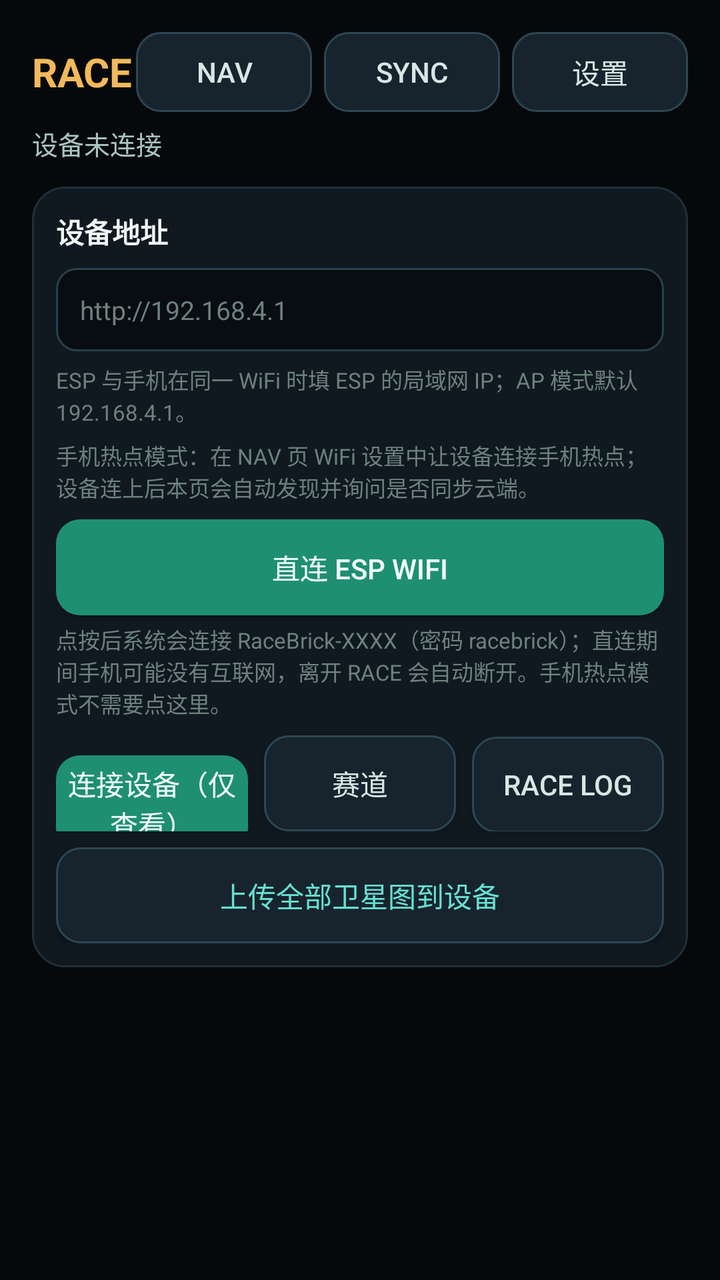
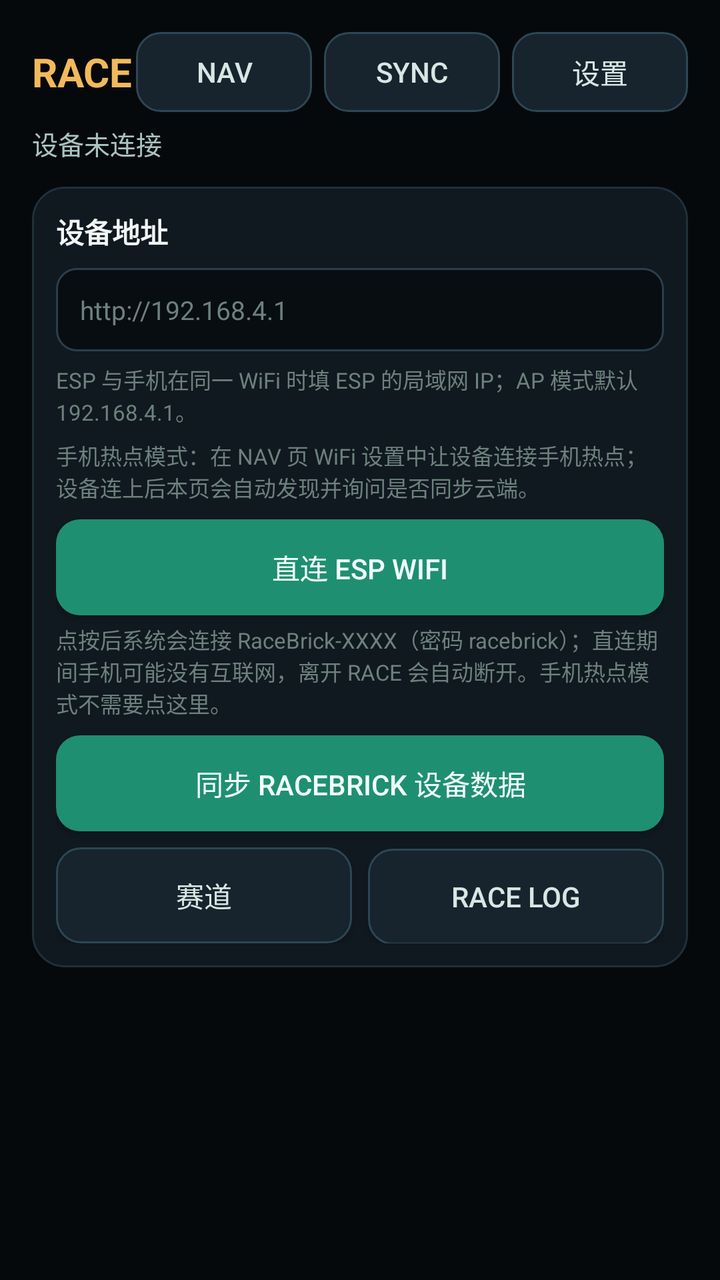

The first picture is an Android layout as it rendered before a commit; the second is the same layout after the commit. The layout source and the unified diff follow.
<!-- AndroidManifest.xml: application theme Theme.NavBridge -->
<!-- res/layout/activity_race.xml -->
<?xml version="1.0" encoding="utf-8"?>
<ScrollView xmlns:android="http://schemas.android.com/apk/res/android"
    android:fitsSystemWindows="true"
    android:layout_width="match_parent"
    android:layout_height="match_parent"
    android:fillViewport="true"
    android:background="#06090C">

    <LinearLayout
        android:layout_width="match_parent"
        android:layout_height="wrap_content"
        android:orientation="vertical"
        android:padding="16dp"
        android:paddingTop="36dp">

        <LinearLayout
            android:layout_width="match_parent"
            android:layout_height="wrap_content"
            android:gravity="center_vertical"
            android:orientation="horizontal">

            <TextView
                android:layout_width="0dp"
                android:layout_height="wrap_content"
                android:layout_weight="1"
                android:text="RACE"
                android:textColor="#F2B95C"
                android:textSize="20sp"
                android:textStyle="bold" />

            <Button
                android:id="@+id/btnRaceNav"
                android:layout_width="wrap_content"
                android:layout_height="wrap_content"
                android:background="@drawable/btn_secondary"
                android:backgroundTint="@null"
                android:minHeight="40dp"
                android:text="NAV"
                android:textColor="#D7E7E4" />

            <Button
                android:id="@+id/btnRaceCloud"
                android:layout_width="wrap_content"
                android:layout_height="wrap_content"
                android:layout_marginStart="6dp"
                android:background="@drawable/btn_secondary"
                android:backgroundTint="@null"
                android:minHeight="40dp"
                android:text="SYNC"
                android:textColor="#D7E7E4" />

            <Button
                android:id="@+id/btnRaceSettings"
                android:layout_width="wrap_content"
                android:layout_height="wrap_content"
                android:layout_marginStart="6dp"
                android:background="@drawable/btn_secondary"
                android:backgroundTint="@null"
                android:minHeight="40dp"
                android:text="设置"
                android:textColor="#D7E7E4" />
        </LinearLayout>

        <TextView
            android:id="@+id/tvRaceStatus"
            android:layout_width="match_parent"
            android:layout_height="wrap_content"
            android:layout_marginTop="6dp"
            android:text="设备未连接"
            android:textColor="#A9C4BE"
            android:textSize="13sp" />

        <ProgressBar
            android:id="@+id/pbRaceLoad"
            style="?android:attr/progressBarStyleHorizontal"
            android:layout_width="match_parent"
            android:layout_height="wrap_content"
            android:layout_marginTop="6dp"
            android:max="100"
            android:progress="0"
            android:progressTint="#F2B95C"
            android:visibility="gone" />

        <LinearLayout
            android:layout_width="match_parent"
            android:layout_height="wrap_content"
            android:layout_marginTop="12dp"
            android:background="@drawable/bg_card"
            android:orientation="vertical"
            android:padding="12dp">

            <TextView
                android:layout_width="match_parent"
                android:layout_height="wrap_content"
                android:text="设备地址"
                android:textColor="#F0F6F4"
                android:textSize="14sp"
                android:textStyle="bold" />

            <EditText
                android:id="@+id/etRaceUrl"
                android:layout_width="match_parent"
                android:layout_height="wrap_content"
                android:layout_marginTop="8dp"
                android:background="@drawable/bg_input"
                android:hint="http://192.168.4.1"
                android:inputType="textUri"
                android:padding="12dp"
                android:textColor="#F0F6F4"
                android:textColorHint="#6D817D"
                android:textSize="13sp" />

            <TextView
                android:layout_width="match_parent"
                android:layout_height="wrap_content"
                android:layout_marginTop="6dp"
                android:text="ESP 与手机在同一 WiFi 时填 ESP 的局域网 IP；AP 模式默认 192.168.4.1。"
                android:textColor="#6D817D"
                android:textSize="11sp" />

            <TextView
                android:layout_width="match_parent"
                android:layout_height="wrap_content"
                android:layout_marginTop="6dp"
                android:text="手机热点模式：在 NAV 页 WiFi 设置中让设备连接手机热点；设备连上后本页会自动发现并询问是否同步云端。"
                android:textColor="#6D817D"
                android:textSize="11sp" />

            <Button
                android:id="@+id/btnRaceDirect"
                android:layout_width="match_parent"
                android:layout_height="wrap_content"
                android:layout_marginTop="8dp"
                android:background="@drawable/btn_primary"
                android:backgroundTint="@null"
                android:text="直连 ESP WiFi"
                android:textColor="#F2FFFB" />

            <TextView
                android:layout_width="match_parent"
                android:layout_height="wrap_content"
                android:layout_marginTop="4dp"
                android:text="点按后系统会连接 RaceBrick-XXXX（密码 racebrick）；直连期间手机可能没有互联网，离开 RACE 会自动断开。手机热点模式不需要点这里。"
                android:textColor="#6D817D"
                android:textSize="11sp" />

            <LinearLayout
                android:layout_width="match_parent"
                android:layout_height="wrap_content"
                android:layout_marginTop="8dp"
                android:orientation="horizontal">

                <Button
                    android:id="@+id/btnRaceLoad"
                    android:layout_width="0dp"
                    android:layout_height="wrap_content"
                    android:layout_weight="1"
                    android:background="@drawable/btn_primary"
                    android:backgroundTint="@null"
                    android:text="连接设备（仅查看）"
                    android:textColor="#F2FFFB" />

                <Button
                    android:id="@+id/btnRaceTracks"
                    android:layout_width="0dp"
                    android:layout_height="wrap_content"
                    android:layout_marginStart="8dp"
                    android:layout_weight="1"
                    android:background="@drawable/btn_secondary"
                    android:backgroundTint="@null"
                    android:text="赛道"
                    android:textColor="#D7E7E4" />

                <Button
                    android:id="@+id/btnRaceSessions"
                    android:layout_width="0dp"
                    android:layout_height="wrap_content"
                    android:layout_marginStart="8dp"
                    android:layout_weight="1"
                    android:background="@drawable/btn_secondary"
                    android:backgroundTint="@null"
                    android:text="Race Log"
                    android:textColor="#D7E7E4" />

                <Button
                    android:id="@+id/btnRaceLogs"
                    android:layout_width="0dp"
                    android:layout_height="wrap_content"
                    android:layout_marginStart="8dp"
                    android:layout_weight="1"
                    android:visibility="gone"
                    android:background="@drawable/btn_secondary"
                    android:backgroundTint="@null"
                    android:text="OLD LOG"
                    android:textColor="#D7E7E4" />
            </LinearLayout>

            <Button
                android:id="@+id/btnRaceSat"
                android:layout_width="match_parent"
                android:layout_height="wrap_content"
                android:layout_marginTop="8dp"
                android:background="@drawable/btn_secondary"
                android:backgroundTint="@null"
                android:text="上传全部卫星图到设备"
                android:textColor="#66E0D2" />
        </LinearLayout>

        <LinearLayout
            android:id="@+id/llRaceList"
            android:layout_width="match_parent"
            android:layout_height="wrap_content"
            android:layout_marginTop="12dp"
            android:orientation="vertical" />

    </LinearLayout>
</ScrollView>
<!-- resources referenced by this layout -->
<resources>
  <!-- drawable bg_card (drawable) -->
  <?xml version="1.0" encoding="utf-8"?>
  <shape xmlns:android="http://schemas.android.com/apk/res/android">
      <solid android:color="#101820" />
      <corners android:radius="16dp" />
      <stroke android:width="1dp" android:color="#1F303A" />
  </shape>
  <!-- drawable bg_input (drawable) -->
  <?xml version="1.0" encoding="utf-8"?>
  <shape xmlns:android="http://schemas.android.com/apk/res/android">
      <solid android:color="#080D12" />
      <corners android:radius="10dp" />
      <stroke android:width="1dp" android:color="#29404C" />
  </shape>
  <!-- drawable btn_primary (drawable) -->
  <?xml version="1.0" encoding="utf-8"?>
  <shape xmlns:android="http://schemas.android.com/apk/res/android">
      <solid android:color="#1F8F72" />
      <corners android:radius="12dp" />
  </shape>
  <!-- drawable btn_secondary (drawable) -->
  <?xml version="1.0" encoding="utf-8"?>
  <shape xmlns:android="http://schemas.android.com/apk/res/android">
      <solid android:color="#17242D" />
      <corners android:radius="12dp" />
      <stroke android:width="1dp" android:color="#2E4654" />
  </shape>
  <style name="Theme.NavBridge" parent="Theme.AppCompat.DayNight.NoActionBar">
          <item name="android:windowBackground">@android:color/black</item>
          <item name="android:statusBarColor">@android:color/black</item>
      </style>
</resources>

<!-- the commit's change to res/layout/activity_race.xml (unified diff, before → after) -->
@@ -144,27 +144,26 @@
                 android:textColor="#6D817D"
                 android:textSize="11sp" />
 
+            <Button
+                android:id="@+id/btnRaceLoad"
+                android:layout_width="match_parent"
+                android:layout_height="wrap_content"
+                android:layout_marginTop="8dp"
+                android:background="@drawable/btn_primary"
+                android:backgroundTint="@null"
+                android:text="同步 RaceBrick 设备数据"
+                android:textColor="#F2FFFB" />
+
             <LinearLayout
                 android:layout_width="match_parent"
                 android:layout_height="wrap_content"
                 android:layout_marginTop="8dp"
                 android:orientation="horizontal">
-
-                <Button
-                    android:id="@+id/btnRaceLoad"
-                    android:layout_width="0dp"
-                    android:layout_height="wrap_content"
-                    android:layout_weight="1"
-                    android:background="@drawable/btn_primary"
-                    android:backgroundTint="@null"
-                    android:text="连接设备（仅查看）"
-                    android:textColor="#F2FFFB" />
 
                 <Button
                     android:id="@+id/btnRaceTracks"
                     android:layout_width="0dp"
                     android:layout_height="wrap_content"
-                    android:layout_marginStart="8dp"
                     android:layout_weight="1"
                     android:background="@drawable/btn_secondary"
                     android:backgroundTint="@null"
@@ -181,18 +180,6 @@
                     android:backgroundTint="@null"
                     android:text="Race Log"
                     android:textColor="#D7E7E4" />
-
-                <Button
-                    android:id="@+id/btnRaceLogs"
-                    android:layout_width="0dp"
-                    android:layout_height="wrap_content"
-                    android:layout_marginStart="8dp"
-                    android:layout_weight="1"
-                    android:visibility="gone"
-                    android:background="@drawable/btn_secondary"
-                    android:backgroundTint="@null"
-                    android:text="OLD LOG"
-                    android:textColor="#D7E7E4" />
             </LinearLayout>
 
             <Button
@@ -200,6 +187,7 @@
                 android:layout_width="match_parent"
                 android:layout_height="wrap_content"
                 android:layout_marginTop="8dp"
+                android:visibility="gone"
                 android:background="@drawable/btn_secondary"
                 android:backgroundTint="@null"
                 android:text="上传全部卫星图到设备"
